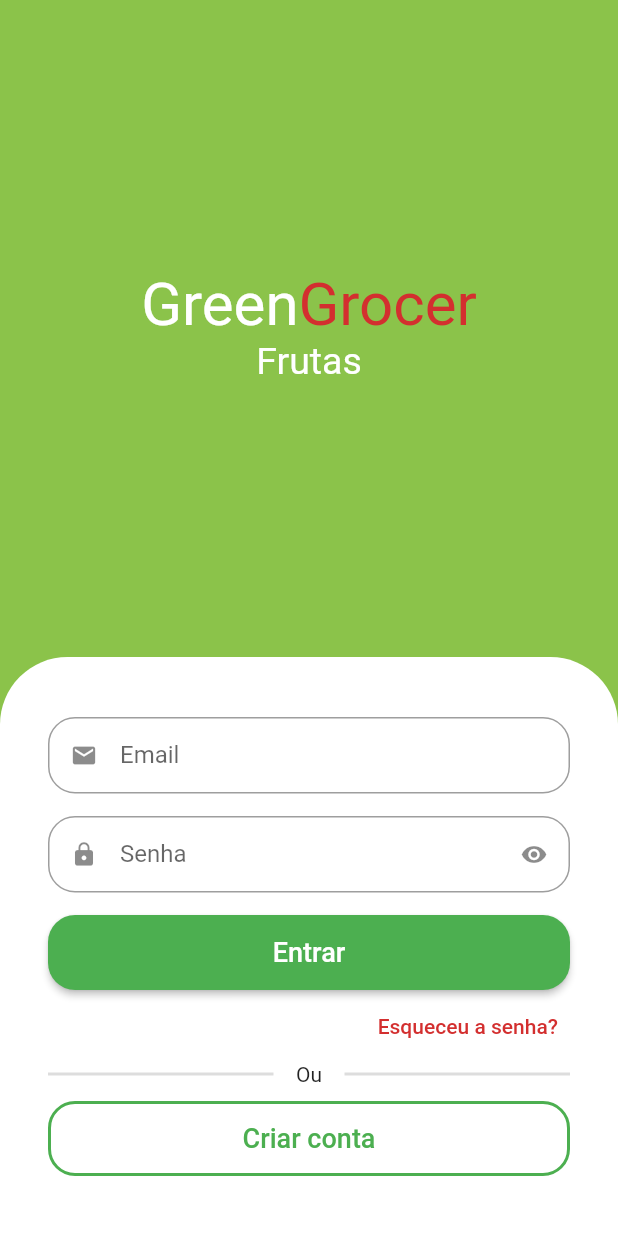
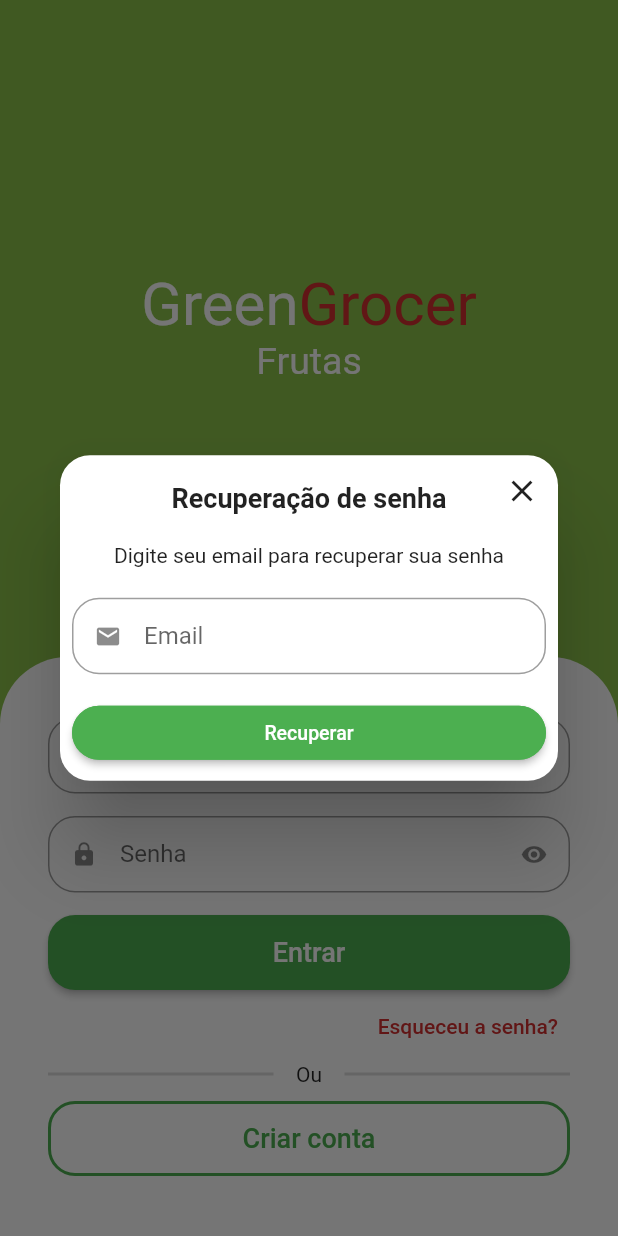
Before and after one commit to souzarogih/GreenGrocer, a Flutter app: the SignInScreen screen opened by its route, after a tap on "Esqueceu a senha?", on a phone screen of 412 x 824 dp. Run offline on Flutter 3.47's test engine with Material 2 defaults, Android fonts, the phone set to English and light mode, and no system bars; drawn by our look-alikes of animated_text_kit; our stand-ins replace dio, flutter_secure_storage, fluttertoast, freezed_annotation, get, mask_text_input_formatter and 2 more; missing offline and left inert: add_to_cart_animation; accounts and stored records are empty.

Commit message:
Criando dialog para recuperação de senha

```diff
--- a/lib/src/constants/endpoints.dart
+++ b/lib/src/constants/endpoints.dart
@@ -4,4 +4,5 @@ abstract class Endpoints {
   static const String signin = '$baseUrl/login';
   static const String signup = '$baseUrl/signup';
   static const String validateToken = '$baseUrl/validate-token';
+  static const String resetPassword = '$baseUrl/reset-password';
 }
--- a/lib/src/pages/auth/controller/auth_controller.dart
+++ b/lib/src/pages/auth/controller/auth_controller.dart
@@ -43,6 +43,10 @@ class AuthController extends GetxController {
         signOut();
       },
     );
+  }
+
+  Future<void> resetPassword(String email) async {
+    await authRepository.resetPassword(email);
   }
 
   Future signOut() async {
--- a/lib/src/pages/auth/repository/auth_repository.dart
+++ b/lib/src/pages/auth/repository/auth_repository.dart
@@ -56,4 +56,13 @@ class AuthRepository {
 
     return handleUserOrError(result);
   }
+
+  Future<void> resetPassword(String email) async {
+    await _httpManager.restRequest(
+      url: Endpoints.resetPassword,
+      method: HttpMethods.post,
+      body: {'email': email},
+    );
+    dev.log('Foi enviada a requisição para reset de senha do usuário $email');
+  }
 }
--- /dev/null
+++ b/lib/src/pages/auth/view/components/forgot_password_dialog.dart
@@ -0,0 +1,114 @@
+import 'package:flutter/material.dart';
+import 'package:get/get.dart';
+import 'package:greengrocer/src/pages/auth/controller/auth_controller.dart';
+import 'package:greengrocer/src/pages/common_widgets/custom_text_field.dart';
+import 'package:greengrocer/src/services/validators.dart';
+
+class ForgotPasswordDialog extends StatelessWidget {
+  final emailController = TextEditingController();
+
+  ForgotPasswordDialog({
+    required String email,
+    Key? key,
+  }) : super(key: key) {
+    emailController.text = email;
+  }
+
+  final _formFieldKey = GlobalKey<FormFieldState>();
+  final authController = Get.find<AuthController>();
+
+  @override
+  Widget build(BuildContext context) {
+    return Dialog(
+      shape: RoundedRectangleBorder(
+        borderRadius: BorderRadius.circular(20),
+      ),
+      child: Stack(
+        alignment: Alignment.center,
+        children: [
+          // Conteúdo
+          Padding(
+            padding: const EdgeInsets.all(8.0),
+            child: Column(
+              crossAxisAlignment: CrossAxisAlignment.stretch,
+              mainAxisSize: MainAxisSize.min,
+              children: [
+                // Titulo
+                const Padding(
+                  padding: EdgeInsets.symmetric(vertical: 10),
+                  child: Text(
+                    'Recuperação de senha',
+                    textAlign: TextAlign.center,
+                    style: TextStyle(
+                      fontWeight: FontWeight.bold,
+                      fontSize: 18,
+                    ),
+                  ),
+                ),
+
+                // Descrição
+                const Padding(
+                  padding: EdgeInsets.only(
+                    top: 10,
+                    bottom: 20,
+                  ),
+                  child: Text(
+                    'Digite seu email para recuperar sua senha',
+                    textAlign: TextAlign.center,
+                    style: TextStyle(),
+                  ),
+                ),
+
+                // Campo de email
+                CustomTextField(
+                  formFielKey: _formFieldKey,
+                  controller: emailController,
+                  icon: Icons.email,
+                  label: 'Email',
+                  validator: emailValidator,
+                ),
+
+                // Confirmar
+                ElevatedButton(
+                  style: ElevatedButton.styleFrom(
+                    shape: RoundedRectangleBorder(
+                      borderRadius: BorderRadius.circular(20),
+                    ),
+                    side: const BorderSide(
+                      width: 2,
+                      color: Colors.green,
+                    ),
+                  ),
+                  onPressed: () {
+                    if (_formFieldKey.currentState!.validate()) {
+                      authController.resetPassword(emailController.text);
+                      Get.back(result: true);
+                    }
+                  },
+                  child: const Text(
+                    'Recuperar',
+                    style: TextStyle(
+                      fontSize: 13,
+                    ),
+                  ),
+                ),
+              ],
+            ),
+          ),
+
+          // Botão para fechar
+          Positioned(
+            top: 0,
+            right: 0,
+            child: IconButton(
+              onPressed: () {
+                Navigator.of(context).pop();
+              },
+              icon: const Icon(Icons.close),
+            ),
+          ),
+        ],
+      ),
+    );
+  }
+}
--- a/lib/src/pages/auth/view/sign_in_screen.dart
+++ b/lib/src/pages/auth/view/sign_in_screen.dart
@@ -2,10 +2,12 @@ import 'package:animated_text_kit/animated_text_kit.dart';
 import 'package:flutter/material.dart';
 import 'package:get/get.dart';
 import 'package:greengrocer/src/pages/auth/controller/auth_controller.dart';
+import 'package:greengrocer/src/pages/auth/view/components/forgot_password_dialog.dart';
 import 'package:greengrocer/src/pages/common_widgets/app_name_widget.dart';
-import 'package:greengrocer/src/pages/common_widgets/custon_text_field.dart';
+import 'package:greengrocer/src/pages/common_widgets/custom_text_field.dart';
 import 'package:greengrocer/src/config/custom_colors.dart';
 import 'package:greengrocer/src/pages_routes/app_pages.dart';
+import 'package:greengrocer/src/services/utils.services.dart';
 
 import '../../../services/validators.dart';
 import 'dart:developer' as dev;
@@ -18,6 +20,7 @@ class SignInScreen extends StatelessWidget {
   // Controlador de campos
   final emailController = TextEditingController();
   final passwordController = TextEditingController();
+  final utilsServices = UtilsServices();
 
   @override
   Widget build(BuildContext context) {
@@ -85,7 +88,7 @@ class SignInScreen extends StatelessWidget {
                       crossAxisAlignment: CrossAxisAlignment.stretch,
                       children: [
                         //Email
-                        CustonTextField(
+                        CustomTextField(
                           controller: emailController,
                           icon: Icons.email,
                           label: 'Email',
@@ -93,7 +96,7 @@ class SignInScreen extends StatelessWidget {
                         ),
 
                         //senha
-                        CustonTextField(
+                        CustomTextField(
                           controller: passwordController,
                           icon: Icons.lock,
                           label: 'Senha',
@@ -145,7 +148,22 @@ class SignInScreen extends StatelessWidget {
                         Align(
                           alignment: Alignment.centerRight,
                           child: TextButton(
-                            onPressed: () {},
+                            onPressed: () async {
+                              final bool? result = await showDialog(
+                                context: context,
+                                builder: (_) {
+                                  return ForgotPasswordDialog(
+                                    email: emailController.text,
+                                  );
+                                },
+                              );
+
+                              if (result ?? false) {
+                                utilsServices.showToast(
+                                    message:
+                                        'Um link de recuperação foi enviado para seu e-mail.');
+                              }
+                            },
                             child: Text(
                               'Esqueceu a senha?',
                               style: TextStyle(
--- a/lib/src/pages/auth/view/sign_up_screen.dart
+++ b/lib/src/pages/auth/view/sign_up_screen.dart
@@ -2,7 +2,7 @@ import 'package:flutter/material.dart';
 import 'package:get/get.dart';
 import 'package:greengrocer/src/pages/auth/controller/auth_controller.dart';
 
-import 'package:greengrocer/src/pages/common_widgets/custon_text_field.dart';
+import 'package:greengrocer/src/pages/common_widgets/custom_text_field.dart';
 import 'package:greengrocer/src/config/custom_colors.dart';
 import 'package:greengrocer/src/services/validators.dart';
 import 'package:mask_text_input_formatter/mask_text_input_formatter.dart';
@@ -65,7 +65,7 @@ class SignUpScrenn extends StatelessWidget {
                       child: Column(
                         crossAxisAlignment: CrossAxisAlignment.stretch,
                         children: [
-                          CustonTextField(
+                          CustomTextField(
                             icon: Icons.email,
                             label: 'Email',
                             onSaved: (value) {
@@ -74,7 +74,7 @@ class SignUpScrenn extends StatelessWidget {
                             validator: emailValidator,
                             textInputType: TextInputType.emailAddress,
                           ),
-                          CustonTextField(
+                          CustomTextField(
                             icon: Icons.lock,
                             label: 'Senha',
                             onSaved: (value) {
@@ -83,7 +83,7 @@ class SignUpScrenn extends StatelessWidget {
                             validator: passwordValidator,
                             isSecret: true,
                           ),
-                          CustonTextField(
+                          CustomTextField(
                             icon: Icons.person,
                             label: 'Nome',
                             onSaved: (value) {
@@ -91,7 +91,7 @@ class SignUpScrenn extends StatelessWidget {
                             },
                             validator: nameValidator,
                           ),
-                          CustonTextField(
+                          CustomTextField(
                             icon: Icons.phone,
                             label: 'Celular',
                             onSaved: (value) {
@@ -101,7 +101,7 @@ class SignUpScrenn extends StatelessWidget {
                             validator: phoneValidator,
                             inputFormatters: [phoneFormatter],
                           ),
-                          CustonTextField(
+                          CustomTextField(
                             icon: Icons.file_copy,
                             label: 'CPF',
                             onSaved: (value) {
--- a/lib/src/pages/common_widgets/custon_text_field.dart
+++ b/lib/src/pages/common_widgets/custom_text_field.dart
@@ -1,7 +1,7 @@
 import 'package:flutter/material.dart';
 import 'package:flutter/services.dart';
 
-class CustonTextField extends StatefulWidget {
+class CustomTextField extends StatefulWidget {
   final IconData icon;
   final String label;
   final bool isSecret;
@@ -12,8 +12,9 @@ class CustonTextField extends StatefulWidget {
   final void Function(String?)? onSaved;
   final TextEditingController? controller;
   final TextInputType? textInputType;
+  final GlobalKey<FormFieldState>? formFielKey;
 
-  const CustonTextField({
+  const CustomTextField({
     super.key,
     required this.icon,
     required this.label,
@@ -25,13 +26,14 @@ class CustonTextField extends StatefulWidget {
     this.onSaved,
     this.controller,
     this.textInputType,
+    this.formFielKey,
   });
 
   @override
-  State<CustonTextField> createState() => _CustonTextFieldState();
+  State<CustomTextField> createState() => _CustomTextFieldState();
 }
 
-class _CustonTextFieldState extends State<CustonTextField> {
+class _CustomTextFieldState extends State<CustomTextField> {
   bool isObscure = false;
 
   @override
@@ -46,6 +48,7 @@ class _CustonTextFieldState extends State<CustonTextField> {
     return Padding(
       padding: const EdgeInsets.only(bottom: 15),
       child: TextFormField(
+        key: widget.formFielKey,
         controller: widget.controller,
         readOnly: widget.readOnly,
         initialValue: widget.initialValue,
--- a/lib/src/pages/profile/profile_tab.dart
+++ b/lib/src/pages/profile/profile_tab.dart
@@ -1,7 +1,7 @@
 import 'package:flutter/material.dart';
 import 'package:get/get.dart';
 import 'package:greengrocer/src/pages/auth/controller/auth_controller.dart';
-import 'package:greengrocer/src/pages/common_widgets/custon_text_field.dart';
+import 'package:greengrocer/src/pages/common_widgets/custom_text_field.dart';
 import 'package:greengrocer/src/config/app_data.dart' as appData;
 import 'package:greengrocer/src/services/utils.services.dart';
 
@@ -36,7 +36,7 @@ class _ProfileTabState extends State<ProfileTab> {
         padding: const EdgeInsets.fromLTRB(16, 32, 16, 16),
         children: [
           //Email
-          CustonTextField(
+          CustomTextField(
             readOnly: true,
             initialValue: appData.user.email,
             icon: Icons.email,
@@ -44,7 +44,7 @@ class _ProfileTabState extends State<ProfileTab> {
           ),
 
           //Nome
-          CustonTextField(
+          CustomTextField(
             readOnly: true,
             initialValue: appData.user.name,
             icon: Icons.person,
@@ -52,7 +52,7 @@ class _ProfileTabState extends State<ProfileTab> {
           ),
 
           //Celular
-          CustonTextField(
+          CustomTextField(
             readOnly: true,
             initialValue: appData.user.phone,
             icon: Icons.phone,
@@ -60,7 +60,7 @@ class _ProfileTabState extends State<ProfileTab> {
           ),
 
           //cpf
-          CustonTextField(
+          CustomTextField(
             readOnly: true,
             initialValue: appData.user.cpf,
             icon: Icons.file_copy,
@@ -122,19 +122,19 @@ class _ProfileTabState extends State<ProfileTab> {
                       ),
                     ),
                     // Senha atual
-                    const CustonTextField(
+                    const CustomTextField(
                       isSecret: true,
                       icon: Icons.lock,
                       label: 'Senha atual',
                     ),
                     // Nova Senha
-                    const CustonTextField(
+                    const CustomTextField(
                       isSecret: true,
                       icon: Icons.lock_outline,
                       label: 'Nova senha',
                     ),
                     // Confirmação nova senha
-                    const CustonTextField(
+                    const CustomTextField(
                       isSecret: true,
                       icon: Icons.lock_outline,
                       label: 'Confirmar nova senha',
```
Also changed, not shown: 1 other file.
